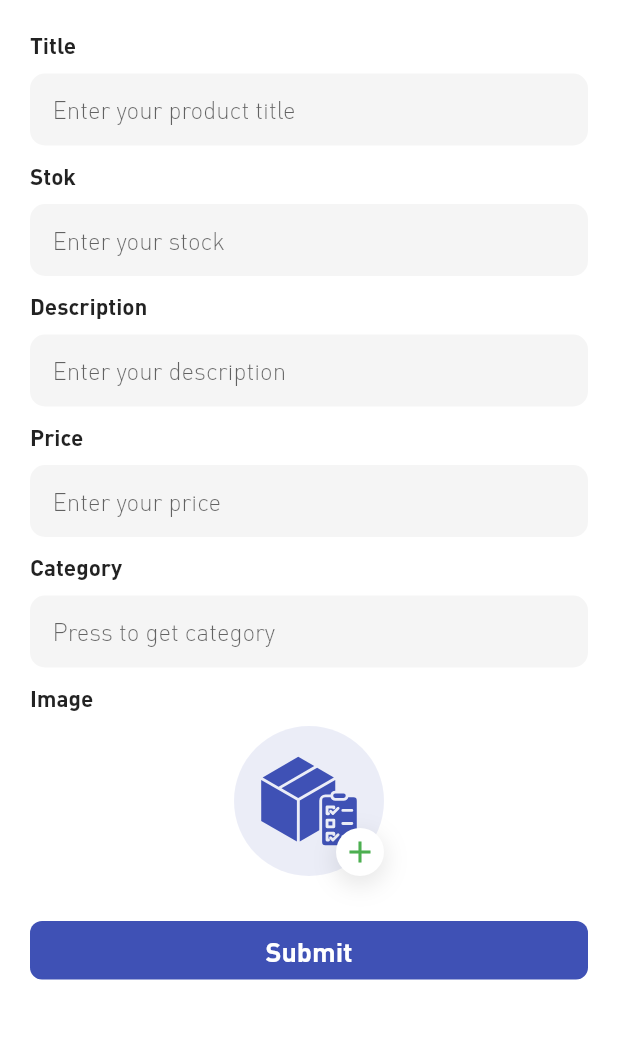
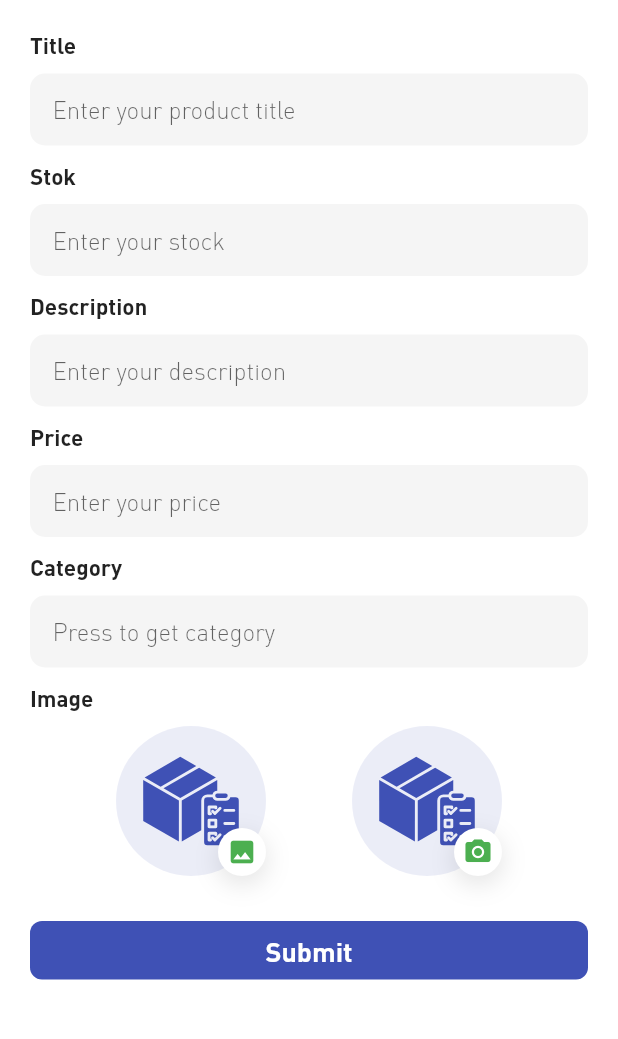
Before and after one commit to alvandoc/project_ta_ke_7, a Flutter app: the CreateProdukScreen screen opened by its route, on a phone screen of 412 x 824 dp, the part 84-1123 px from its top. Run offline on Flutter 3.47's test engine with Material 2 defaults, Android fonts, the phone set to English and light mode, and no system bars; our stand-ins replace flutter_svg, image_picker, shared_preferences, sqflite; missing offline and left inert: flutter_iconpicker, flutter_luban; accounts and stored records are empty; statements that could not run were skipped.

Commit message:
Update optional image create product

```diff
--- a/lib/ui/screens/produk/create_produk_screen.dart
+++ b/lib/ui/screens/produk/create_produk_screen.dart
@@ -51,8 +51,8 @@ class _CreateProdukBodyState extends State<CreateProdukBody> {
   CategoryModel selectedCategory;
 
   File imageProduk;
-  void pickImage() async {
-    var image = await ImagePicker.pickImage(source: ImageSource.gallery);
+  void pickImage(ImageSource source) async {
+    var image = await ImagePicker.pickImage(source: source);
     if (image != null) {
       DialogUtils.instance.showLoading(context, "Mengompress gambar");
       image = await CompressUtils.compressing(image);
@@ -255,7 +255,19 @@ class _CreateProdukBodyState extends State<CreateProdukBody> {
             SizedBox(height: 10),
             Center(
               child: imageProduk == null
-                ? _imageWidget()
+                ? Row(
+                  mainAxisAlignment: MainAxisAlignment.spaceEvenly,
+                  children: <Widget>[
+                    _imageWidget(
+                      ImageSource.gallery,
+                      Icons.image
+                    ),
+                    _imageWidget(
+                      ImageSource.camera,
+                      Icons.camera_alt
+                    ),
+                  ],
+                )
                 : _imageFillWidget()
             )
           ],
@@ -268,7 +280,7 @@ class _CreateProdukBodyState extends State<CreateProdukBody> {
     return Builder(
       builder: (context) {
         return InkWell(
-          onTap: () => pickImage(),
+          onTap: () => pickImage(ImageSource.gallery),
           borderRadius: BorderRadius.circular(60),
           child: Container(
             width: 100,
@@ -288,7 +300,7 @@ class _CreateProdukBodyState extends State<CreateProdukBody> {
     );
   }
 
-  Widget _imageWidget() {
+  Widget _imageWidget(ImageSource source, IconData icon) {
     return Builder(
       builder: (context) {
         return Container(
@@ -307,7 +319,7 @@ class _CreateProdukBodyState extends State<CreateProdukBody> {
                   type: MaterialType.transparency,
                   color: Colors.transparent,
                   child: InkWell(
-                    onTap: () => pickImage(),
+                    onTap: () => pickImage(source),
                     borderRadius: BorderRadius.circular(60),
                     child: Padding(
                       padding: const EdgeInsets.all(15),
@@ -338,13 +350,13 @@ class _CreateProdukBodyState extends State<CreateProdukBody> {
                     type: MaterialType.transparency,
                     color: Colors.transparent,
                     child: InkWell(
-                      onTap: () => pickImage(),
+                      onTap: () => pickImage(source),
                       borderRadius: BorderRadius.circular(60),
-                      child: Icon(Icons.add, color: Colors.green)
+                      child: Icon(icon, color: Colors.green, size: 20,)
                     )
                   ),
                 ),
-              )
+              ),
             ],
           ),
         );
```
